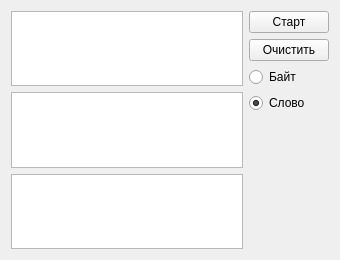
Before: the Qt Designer form mainwindow.ui in shuvaev32167/AsmToChiChi, drawn with Qt 5.
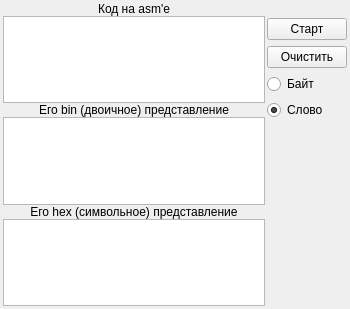
After: the same form once the commit is applied.

What changed in the file:
```diff
--- a/mainwindow.ui
+++ b/mainwindow.ui
@@ -6,14 +6,14 @@
    <rect>
     <x>0</x>
     <y>0</y>
-    <width>340</width>
-    <height>260</height>
+    <width>350</width>
+    <height>309</height>
    </rect>
   </property>
   <property name="minimumSize">
    <size>
-    <width>340</width>
-    <height>260</height>
+    <width>350</width>
+    <height>309</height>
    </size>
   </property>
   <property name="windowTitle">
@@ -21,29 +21,26 @@
   </property>
   <widget class="QWidget" name="centralWidget">
    <layout class="QGridLayout" name="gridLayout">
-    <item row="0" column="0">
-     <layout class="QVBoxLayout" name="verticalLayout_2">
-      <item>
-       <widget class="QPlainTextEdit" name="textEditAsm"/>
-      </item>
-      <item>
-       <widget class="QPlainTextEdit" name="textEditBin">
-        <property name="readOnly">
-         <bool>true</bool>
-        </property>
-       </widget>
-      </item>
-      <item>
-       <widget class="QPlainTextEdit" name="textEditHex">
-        <property name="readOnly">
-         <bool>true</bool>
-        </property>
-       </widget>
-      </item>
-     </layout>
-    </item>
+    <property name="leftMargin">
+     <number>3</number>
+    </property>
+    <property name="topMargin">
+     <number>2</number>
+    </property>
+    <property name="rightMargin">
+     <number>3</number>
+    </property>
+    <property name="bottomMargin">
+     <number>3</number>
+    </property>
+    <property name="spacing">
+     <number>2</number>
+    </property>
     <item row="0" column="1">
      <layout class="QVBoxLayout" name="verticalLayout">
+      <property name="topMargin">
+       <number>16</number>
+      </property>
       <item>
        <widget class="QPushButton" name="pushButtonStart">
         <property name="text">
@@ -90,6 +87,63 @@
       </item>
      </layout>
     </item>
+    <item row="0" column="0">
+     <layout class="QVBoxLayout" name="verticalLayout_2">
+      <property name="spacing">
+       <number>0</number>
+      </property>
+      <item>
+       <widget class="QLabel" name="label">
+        <property name="text">
+         <string>Код на asm'е</string>
+        </property>
+        <property name="textFormat">
+         <enum>Qt::AutoText</enum>
+        </property>
+        <property name="alignment">
+         <set>Qt::AlignCenter</set>
+        </property>
+       </widget>
+      </item>
+      <item>
+       <widget class="QPlainTextEdit" name="textEditAsm"/>
+      </item>
+      <item>
+       <widget class="QLabel" name="label_2">
+        <property name="text">
+         <string>Его bin (двоичное) представление</string>
+        </property>
+        <property name="alignment">
+         <set>Qt::AlignCenter</set>
+        </property>
+       </widget>
+      </item>
+      <item>
+       <widget class="QPlainTextEdit" name="textEditBin">
+        <property name="readOnly">
+         <bool>true</bool>
+        </property>
+       </widget>
+      </item>
+      <item>
+       <widget class="QLabel" name="label_3">
+        <property name="text">
+         <string>Его hex (символьное) представление</string>
+        </property>
+        <property name="alignment">
+         <set>Qt::AlignCenter</set>
+        </property>
+       </widget>
+      </item>
+      <item>
+       <widget class="QPlainTextEdit" name="textEditHex">
+        <property name="readOnly">
+         <bool>true</bool>
+        </property>
+       </widget>
+      </item>
+     </layout>
+    </item>
    </layout>
   </widget>
   <widget class="QMenuBar" name="menuBar">
```
Left out of the diff: 8 changed lines with no effect on the pictures.
